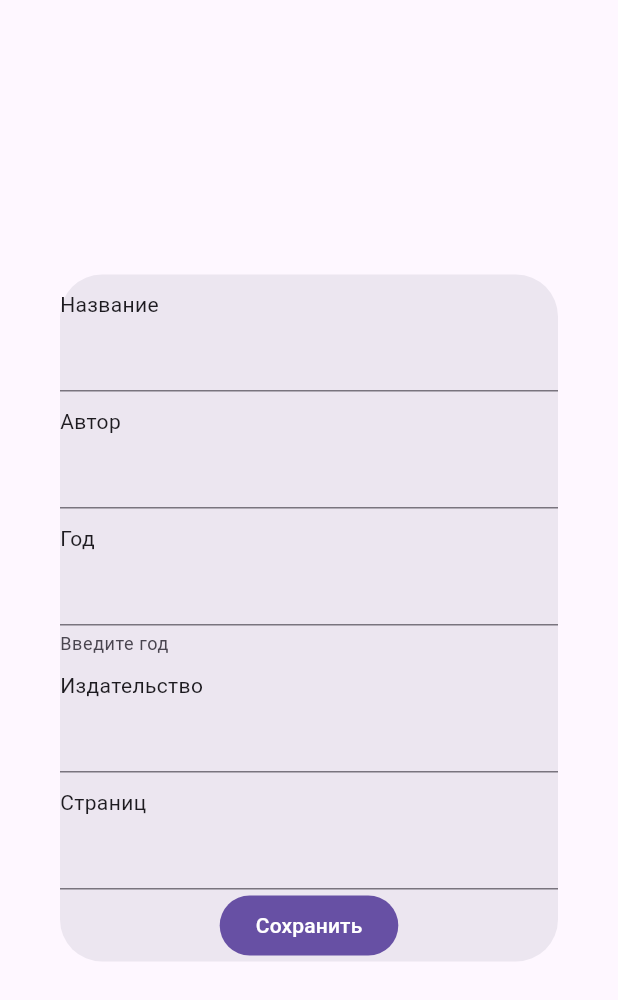
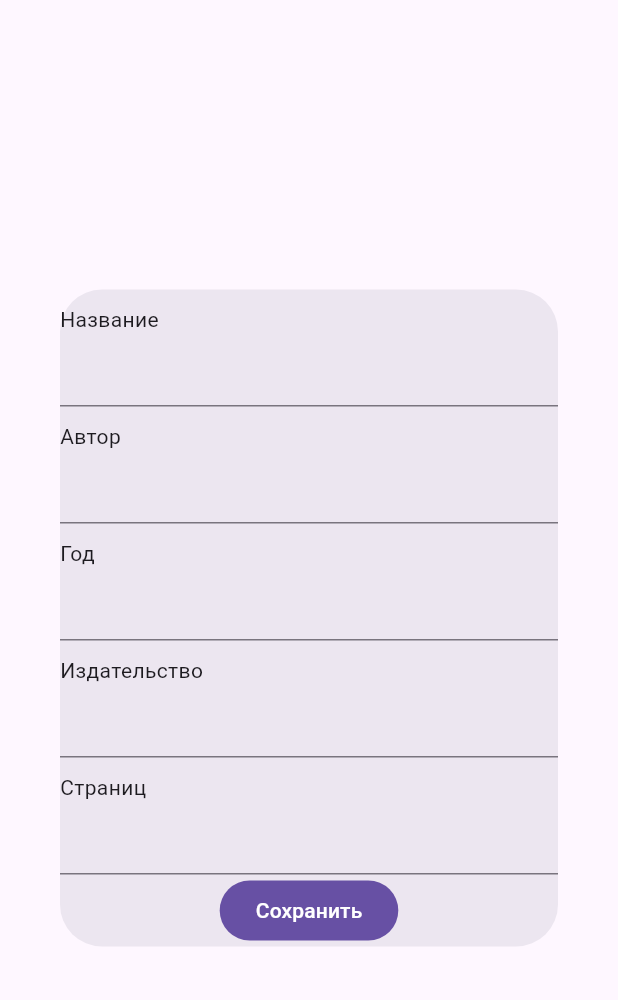
Before and after one commit to gastonbai/book_storage, a Flutter app: the BookCreatedWidget widget shown alone on an empty page, opened directly, on a phone screen of 412 x 824 dp. Shown: the top 1000 px of the screen. Run offline on Flutter 3.47's test engine with Material 3 defaults, Android fonts, the light colour scheme and no system bars; our stand-ins replace flutter_bloc, freezed_annotation, sqflite; accounts and stored records are empty.

Commit message:
more quations

```diff
--- a/lib/core/App.dart
+++ b/lib/core/App.dart
@@ -1,6 +1,8 @@
+//библиотеки
 import 'package:flutter/material.dart';
 import '../pages/library_page.dart';
 
+//основной экран
 class App extends StatelessWidget {
   const App({super.key});
 
--- a/lib/data/local_data_sources/book_storage/models/book_model.dart
+++ b/lib/data/local_data_sources/book_storage/models/book_model.dart
@@ -7,6 +7,8 @@ part 'book_model.freezed.dart';
 
 part 'book_model.g.dart';
 
+//модель БД
+//каркас для хранения информации, откуда берется информация для виджета
 @freezed
 abstract class BookModel with _$BookModel {
   @JsonSerializable(fieldRename: FieldRename.snake, explicitToJson: true)
@@ -15,14 +17,15 @@ abstract class BookModel with _$BookModel {
     @Default('') @JsonKey(name: columnTitle) String title,
     @Default('') @JsonKey(name: columnPublisher) String publisher,
     @Default('') @JsonKey(name: columnAuthor) String author,
-    @Default(0) @JsonKey(name: columnYear) num year,
-    @Default(0) @JsonKey(name: columnPageCount) num pageCount,
+    @Default('') @JsonKey(name: columnYear) String year,
+    @Default('') @JsonKey(name: columnPageCount) String pageCount,
   }) = _BookModel;
 
   factory BookModel.fromJson(Map<String, dynamic> json) =>
       _$BookModelFromJson(json);
 }
 
+//удобное создение модели
 extension BookEntity on BookModel {
   static BookModel fromEntity(BookInfo model) {
     return BookModel(
@@ -41,8 +44,8 @@ extension BookEntity on BookModel {
       title: title,
       publisher: publisher,
       author: author,
-      year: year.toInt(),
-      pageCount: pageCount.toInt(),
+      year: year,
+      pageCount: pageCount,
     );
   }
 }
--- a/lib/domain/models/book_create.dart
+++ b/lib/domain/models/book_create.dart
@@ -1,4 +1,7 @@
-class BookCreate {
+//модель создания записи в БД
+import 'package:book_storage/domain/models/book_info.dart';
+
+class BookCreate{
   final String title;
   final String publisher;
   final String author;
@@ -15,7 +18,7 @@ class BookCreate {
 }
 
 extension BookCopy on BookCreate {
-  BookCreate copyWith({
+  BookCreate copyWith( {
     String? title,
     String? publisher,
     String? author,
@@ -32,13 +35,13 @@ extension BookCopy on BookCreate {
   }
 }
 
-
+//проверка полей в БД
 extension BookComplition on BookCreate {
   bool get isTitleComplete {
     return true; //реализовать проверку Д,з
   }
 
-  bool get isAuthorComplete {
+   bool get isAuthorComplete {
     return true; //реализовать проверку Д,з
   }
 
@@ -50,12 +53,13 @@ extension BookComplition on BookCreate {
       isTitleComplete && isAuthorComplete && isPageCountComplete;
 }
 
+//валидация полей в БД
 extension BookValidation on BookCreate {
   bool get isTitleValid {
     return true; //реализовать для каждого поля
   }
 
   bool get isYearValid {
-    return int.tryParse(year) != null; //реализовать для каждого поля
+    return int.tryParse(year) != null;
   }
 }
--- a/lib/domain/models/book_info.dart
+++ b/lib/domain/models/book_info.dart
@@ -1,3 +1,7 @@
+import 'package:book_storage/domain/models/book_create.dart';
+
+import '../../features/library/book_manager.dart';
+
 ///Создание заголовка, издательства, автора
 class BookInfo {
   final String title;
@@ -6,16 +10,16 @@ class BookInfo {
 
   ///Только положительные значения для года и количества страниц
   final int? id;
-  final int year;
-  final int pageCount;
+  final String year;
+  final String pageCount;
 
   ///Содержание в строке
-  BookInfo({
+  BookInfo( {
     this.title = '',
     this.publisher = '',
     this.author = '',
-    this.year = -1,
-    this.pageCount = 0,
+    this.year = '',
+    this.pageCount = '',
     this.id,
   });
 }
@@ -26,11 +30,10 @@ extension BookCopy on BookInfo {
     String? title,
     String? publisher,
     String? author,
-    int? year,
-    int? pageCount,
+    String? year,
+    String? pageCount,
   }) {
     return BookInfo(
-      id: id ?? this.id,
       title: title ?? this.title,
       publisher: publisher ?? this.publisher,
       author: author ?? this.author,
--- a/lib/features/library/book_manager.dart
+++ b/lib/features/library/book_manager.dart
@@ -1,10 +1,12 @@
 import 'package:book_storage/domain/models/book_create.dart';
+import 'package:book_storage/domain/models/book_info.dart';
 import 'package:flutter_bloc/flutter_bloc.dart';
 
-class BookCreationCubit extends Cubit<BookCreate> {
-  BookCreationCubit() : super(BookCreate());
+//класс созданый для передачи информации в БД, использует Cubit
+class BookCreationCubit extends Cubit<BookInfo> {
+  BookCreationCubit() : super(BookInfo());
 
-  void setTitle(String value) => emit(state.copyWith(title: value));
+  void setTitle(String value) => emit(state.copyWith(title: value[0]));
 
   void setYear(String value) => emit(state.copyWith(year: value));
 
--- a/lib/features/library/widgets/book_created_widget.dart
+++ b/lib/features/library/widgets/book_created_widget.dart
@@ -9,6 +9,7 @@ import '../../../domain/models/book_info.dart';
 import '../book_manager.dart';
 import '../cubit/library_cubit.dart';
 
+//всплывающий виджет для добавления книги
 class BookCreatedWidget extends StatefulWidget {
   final NavigatorState navigator;
 
@@ -22,8 +23,11 @@ class BookCreatedWidget extends StatefulWidget {
 }
 
 class _BookCreatedWidgetState extends State<BookCreatedWidget> {
+  late final BooksDataSource dataSource;
   late final LibraryCubit libraryCubit;
   late final BookCreationCubit bookCreationCubit;
+  late final BookInfo bookInfo;
+  late final BookCreate bookCreate;
 
   @override
   void initState() {
@@ -39,7 +43,7 @@ class _BookCreatedWidgetState extends State<BookCreatedWidget> {
         splashFactory: NoSplash.splashFactory,
         onTap: () => FocusScope.of(context).unfocus(),
         child: SingleChildScrollView(
-          child: BlocBuilder<BookCreationCubit, BookCreate>(
+          child: BlocBuilder<BookCreationCubit, BookInfo>(
               bloc: bookCreationCubit,
               builder: (context, book) {
                 return Column(
@@ -57,9 +61,6 @@ class _BookCreatedWidgetState extends State<BookCreatedWidget> {
                     const Text('Год').paddingOnly(top: 10),
                     TextField(
                       onChanged: bookCreationCubit.setYear,
-                      decoration: InputDecoration(
-                        helperText: book.isYearValid ? null : 'Введите год',
-                      ),
                     ),
                     const Text('Издательство').paddingOnly(top: 10),
                     TextField(
@@ -71,7 +72,7 @@ class _BookCreatedWidgetState extends State<BookCreatedWidget> {
                     ),
                     Center(
                       child: FilledButton(
-                        onPressed: book.isComplete ? returnBook : null,
+                        onPressed: returnBook,
                         child: const Text('Сохранить'),
                       ),
                     )
@@ -83,8 +84,8 @@ class _BookCreatedWidgetState extends State<BookCreatedWidget> {
     );
   }
 
+  //кнопка сохранить в виджете
   Future<void> returnBook() async {
-    //вернуть bookinfo
     final book = bookCreationCubit.state;
     widget.navigator.pop(book);
   }
--- a/lib/features/library/widgets/short_book_info.dart
+++ b/lib/features/library/widgets/short_book_info.dart
@@ -10,6 +10,7 @@ class BookShortInfoWidget extends StatelessWidget {
     super.key,
   });
 
+  //виджет книги, когда добавляем появляет ОН
   @override
   Widget build(BuildContext context) {
     return Row(
--- a/lib/main.dart
+++ b/lib/main.dart
@@ -8,6 +8,7 @@ import 'package:flutter_bloc/flutter_bloc.dart';
 import 'core/App.dart';
 import 'data/local_data_sources/book_storage/book_dara_source.dart';
 
+//запуск самого приложения
 void main() {
   runZonedGuarded(
     () async {
--- a/lib/pages/library_page.dart
+++ b/lib/pages/library_page.dart
@@ -7,6 +7,7 @@ import 'package:flutter/material.dart';
 import 'package:flutter_bloc/flutter_bloc.dart';
 import '../domain/models/book_info.dart';
 
+//основной виджет, хранит в себе книги, обновляет их, принимает, выгружает
 class LibraryPage extends StatefulWidget {
   const LibraryPage({
     super.key,
@@ -52,10 +53,11 @@ class _LibraryPageState extends State<LibraryPage> {
     );
   }
 
+  //вызов виджета для добавления книги, всплывающее окно
   Future<void> createBook() async {
     final book = await showDialog<BookInfo?>(
       context: context,
-      builder: (context) => BookCreatedWidget(navigator: Navigator.of(context)),
+      builder: (context) => BookCreatedWidget(navigator: Navigator.of(context),),
     );
 
     if (book != null) {
```
Also changed, not shown: lib/data/local_data_sources/book_storage/book_dara_source.dart (+10 -0 lines), lib/features/library/cubit/library_cubit.dart (+7 -0 lines), lib/data/local_data_sources/book_storage/models/book_model.freezed.dart, lib/data/local_data_sources/book_storage/models/book_model.g.dart.
